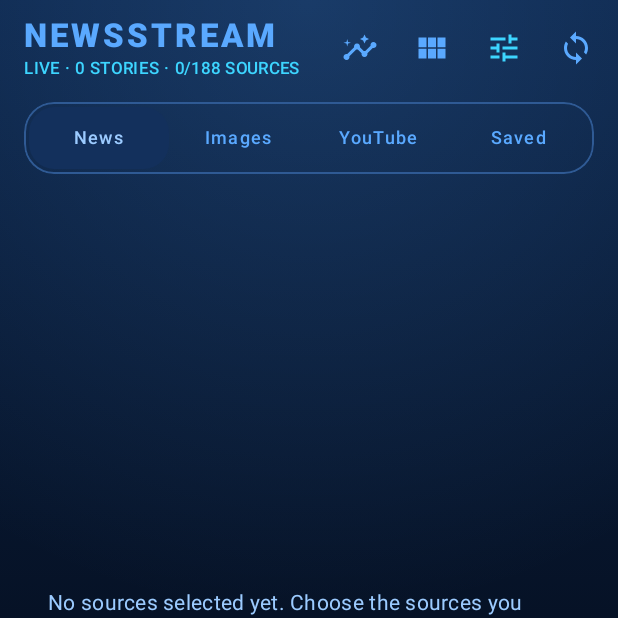
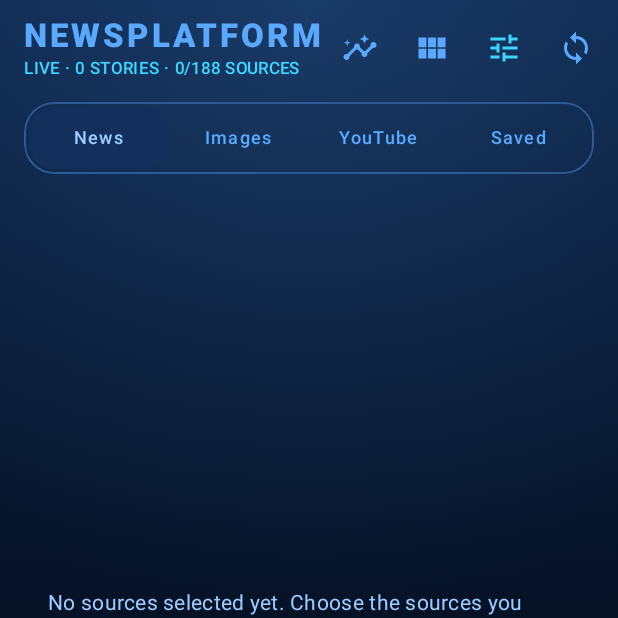
Before and after one commit to luckovsdeniss-denlu/NewsStream, an Android app built with Jetpack Compose: the screen it shows after launch (MainActivity), on a phone screen of 412 x 824 dp, the top half of it. Run offline under Robolectric (Android 15) with nearby library versions, the phone set to English and light mode, and no system bars; pictures from the network do not load.

Commit message:
Rename the app from NewsStream to NewsPlatform
The package and application ID stay com.newsstream, so the new APK installs as an
update and keeps saved stories and source choices.

Co-Authored-By: Claude Opus 5.5 <noreply@anthropic.com>
Claude-Session: https://claude.ai/code/session_01Tf4pf4KeAnAtTUvsRMdafV

```diff
--- a/app/src/main/AndroidManifest.xml
+++ b/app/src/main/AndroidManifest.xml
@@ -2,11 +2,11 @@
 <manifest xmlns:android="http://schemas.android.com/apk/res/android">
     <uses-permission android:name="android.permission.INTERNET" />
     <application
-        android:name=".NewsStreamApp"
+        android:name=".NewsPlatformApp"
         android:allowBackup="true"
         android:label="@string/app_name"
         android:supportsRtl="true"
-        android:theme="@style/Theme.NewsStream">
+        android:theme="@style/Theme.NewsPlatform">
         <!-- Rotation is handled by Compose, so a playing video isn't restarted when the screen turns. -->
         <activity
             android:name=".MainActivity"
--- a/app/src/main/java/com/newsstream/MainActivity.kt
+++ b/app/src/main/java/com/newsstream/MainActivity.kt
@@ -17,13 +17,13 @@ import com.newsstream.ui.home.HomeScreen
 import com.newsstream.ui.insights.InsightsScreen
 import com.newsstream.ui.insights.TermScreen
 import com.newsstream.ui.youtube.VideoPlayerScreen
-import com.newsstream.ui.theme.NewsStreamTheme
+import com.newsstream.ui.theme.NewsPlatformTheme
 
 class MainActivity : ComponentActivity() {
     override fun onCreate(savedInstanceState: Bundle?) {
         super.onCreate(savedInstanceState)
         setContent {
-            NewsStreamTheme {
+            NewsPlatformTheme {
                 val newsViewModel: NewsViewModel = viewModel()
                 val state by newsViewModel.state.collectAsStateWithLifecycle()
                 var openArticleId by rememberSaveable { mutableStateOf<String?>(null) }
--- a/app/src/main/java/com/newsstream/NewsStreamApp.kt
+++ b/app/src/main/java/com/newsstream/NewsPlatformApp.kt
@@ -6,7 +6,7 @@ import coil.ImageLoaderFactory
 import coil.disk.DiskCache
 import coil.memory.MemoryCache
 
-class NewsStreamApp : Application(), ImageLoaderFactory {
+class NewsPlatformApp : Application(), ImageLoaderFactory {
     /**
      * One shared image loader for the whole app: a large memory cache so images already on
      * screen or prefetched appear instantly, and a disk cache that survives restarts. Feed
--- a/app/src/main/java/com/newsstream/data/source/Http.kt
+++ b/app/src/main/java/com/newsstream/data/source/Http.kt
@@ -5,7 +5,7 @@ import java.net.HttpURLConnection
 import java.net.URL
 import java.nio.charset.Charset
 
-private const val DEFAULT_USER_AGENT = "NewsStream/1.0 (Android)"
+private const val DEFAULT_USER_AGENT = "NewsPlatform/1.0 (Android)"
 
 internal fun httpGet(url: String, headers: Map<String, String> = emptyMap()): String =
     request(url, "GET", headers, body = null).text()
--- a/app/src/main/java/com/newsstream/data/source/RedditSource.kt
+++ b/app/src/main/java/com/newsstream/data/source/RedditSource.kt
@@ -72,7 +72,7 @@ class RedditSource(
 
     private companion object {
         // Reddit asks API clients for a unique, descriptive User-Agent.
-        val REDDIT_HEADERS = mapOf("User-Agent" to "android:com.newsstream:v1.0 (NewsStream news reader)")
+        val REDDIT_HEADERS = mapOf("User-Agent" to "android:com.newsstream:v1.0 (NewsPlatform news reader)")
 
         private var token: String? = null
         private var tokenExpiresAt = 0L
--- a/app/src/main/java/com/newsstream/data/source/WikipediaSource.kt
+++ b/app/src/main/java/com/newsstream/data/source/WikipediaSource.kt
@@ -27,7 +27,7 @@ class WikipediaSource(private val lang: String = "en") : NewsSource {
             httpGet(
                 "https://$lang.wikipedia.org/api/rest_v1/feed/featured/$path",
                 // Wikimedia asks API clients to identify themselves.
-                mapOf("Api-User-Agent" to "NewsStream/1.0 (Android news reader)"),
+                mapOf("Api-User-Agent" to "NewsPlatform/1.0 (Android news reader)"),
             ),
         )
         // The feed is per day, without times: date items at the start of the day.
--- a/app/src/main/java/com/newsstream/ui/home/HomeScreen.kt
+++ b/app/src/main/java/com/newsstream/ui/home/HomeScreen.kt
@@ -112,7 +112,7 @@ fun HomeScreen(
                 TopAppBar(
                     title = {
                         Column {
-                            Text("NEWSSTREAM", color = MaterialTheme.colorScheme.primary)
+                            Text("NEWSPLATFORM", color = MaterialTheme.colorScheme.primary)
                             Text(
                                 buildString {
                                     append("LIVE · ")
--- a/app/src/main/java/com/newsstream/ui/theme/Theme.kt
+++ b/app/src/main/java/com/newsstream/ui/theme/Theme.kt
@@ -75,7 +75,7 @@ private val OceanShapes = Shapes(
 )
 
 @Composable
-fun NewsStreamTheme(content: @Composable () -> Unit) {
+fun NewsPlatformTheme(content: @Composable () -> Unit) {
     MaterialTheme(colorScheme = OceanColors, typography = OceanTypography, shapes = OceanShapes) {
         // Default text colour everywhere is blue, never black.
         CompositionLocalProvider(LocalContentColor provides SkyBlue, content = content)
--- a/app/src/main/java/com/newsstream/ui/youtube/VideoPlayerScreen.kt
+++ b/app/src/main/java/com/newsstream/ui/youtube/VideoPlayerScreen.kt
@@ -249,7 +249,7 @@ private fun YouTubePlayer(videoId: String, onFullscreen: (FullscreenView?) -> Un
                                 }
                             }
                         },
-                        "NewsStreamPlayer",
+                        "NewsPlatformPlayer",
                     )
                     webChromeClient = object : WebChromeClient() {
                         private var callback: CustomViewCallback? = null
@@ -336,8 +336,8 @@ private fun playerHtml(videoId: String, origin: String) = """
           videoId: '$videoId',
           playerVars: { autoplay: 1, playsinline: 1, rel: 0, controls: 1, fs: 1, enablejsapi: 1, origin: '$origin' },
           events: {
-            onReady: function(e) { NewsStreamPlayer.onReady(); e.target.playVideo(); },
-            onError: function(e) { NewsStreamPlayer.onError(e.data); }
+            onReady: function(e) { NewsPlatformPlayer.onReady(); e.target.playVideo(); },
+            onError: function(e) { NewsPlatformPlayer.onError(e.data); }
           }
         });
       }
--- a/app/src/main/res/values/strings.xml
+++ b/app/src/main/res/values/strings.xml
@@ -1,3 +1,3 @@
 <resources>
-    <string name="app_name">NewsStream</string>
+    <string name="app_name">NewsPlatform</string>
 </resources>
--- a/app/src/main/res/values/themes.xml
+++ b/app/src/main/res/values/themes.xml
@@ -1,5 +1,5 @@
 <resources>
-    <style name="Theme.NewsStream" parent="android:Theme.Material.NoActionBar">
+    <style name="Theme.NewsPlatform" parent="android:Theme.Material.NoActionBar">
         <item name="android:windowBackground">@color/ocean_background</item>
         <item name="android:statusBarColor">@color/ocean_background</item>
         <item name="android:navigationBarColor">@color/ocean_background</item>
--- a/settings.gradle.kts
+++ b/settings.gradle.kts
@@ -4,5 +4,5 @@ pluginManagement {
 dependencyResolutionManagement {
     repositories { google(); mavenCentral() }
 }
-rootProject.name = "NewsStream"
+rootProject.name = "NewsPlatform"
 include(":app")
```
Also changed, not shown: 2 other files.
